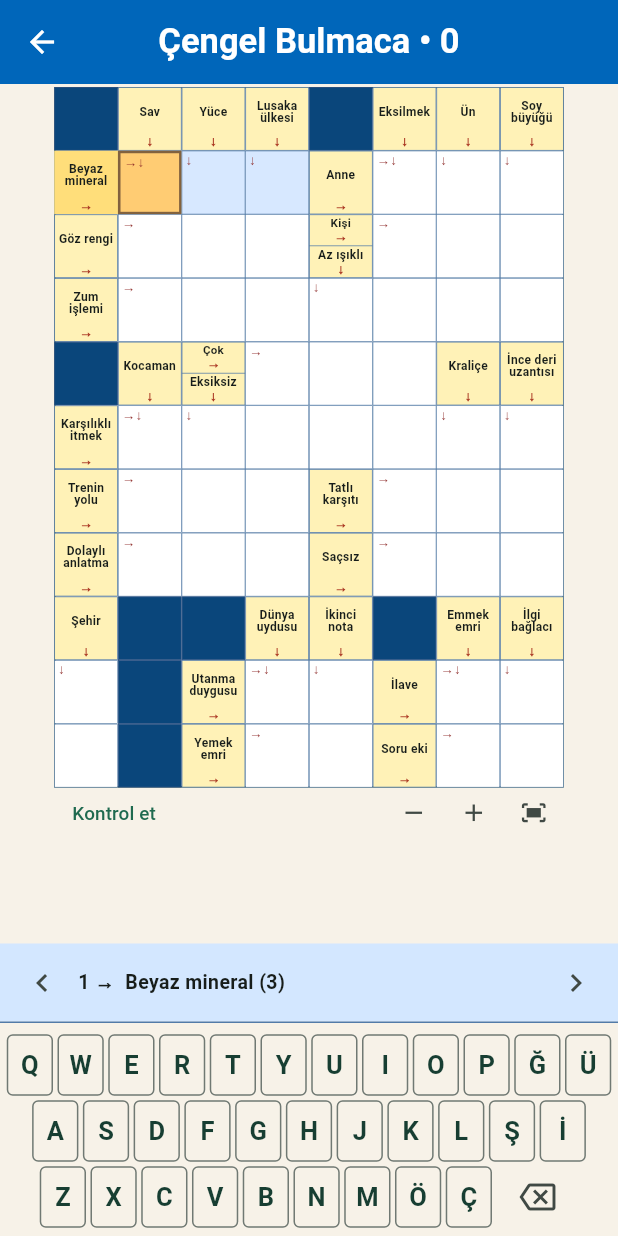
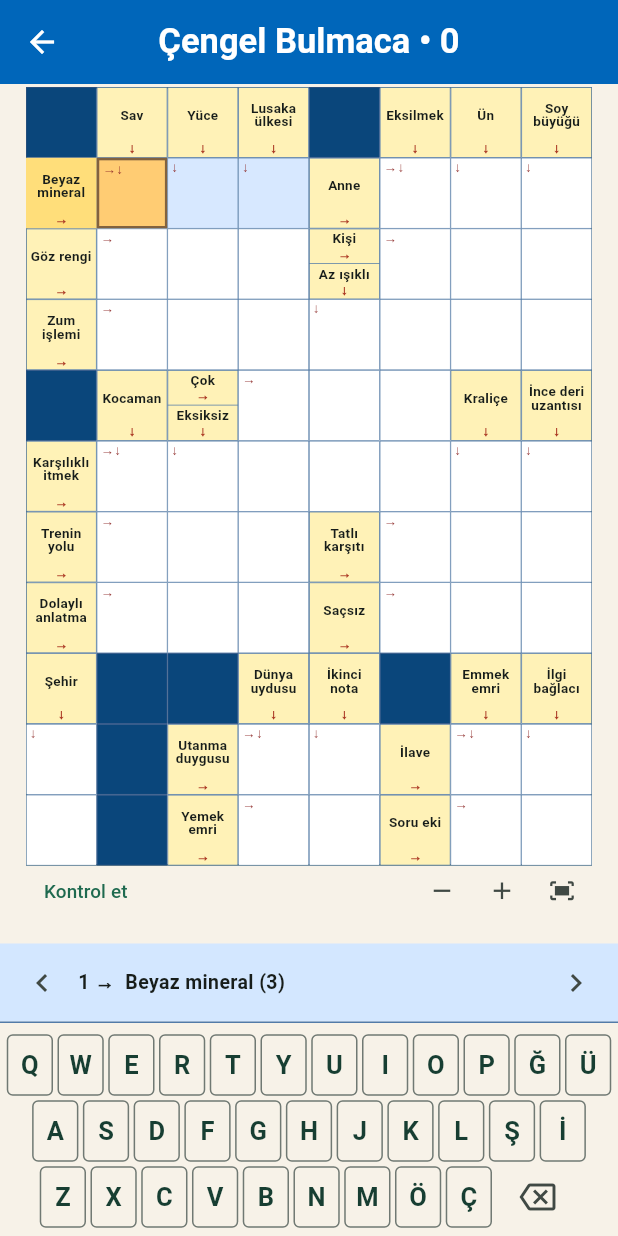
Before and after one commit to ediptan01-commits/bulmaca-gazetesi, a Flutter app: the ExtraLevelScreen screen opened directly with sample values from the repository, on a phone screen of 412 x 824 dp. Run offline on Flutter 3.47's test engine with Material 3 defaults, Android fonts, the phone set to English and light mode, and no system bars; our stand-ins replace shared_preferences; accounts and stored records are empty.

Commit message:
Enlarge 8x11 Cengel board to use vertical room above on-screen keyboard

```diff
--- a/lib/newspaper_ui.dart
+++ b/lib/newspaper_ui.dart
@@ -384,7 +384,7 @@ class _CrossGameState extends State<CrossGame> {
                           // ayni ekrana sigmali: alt satirlari gizleme.
                           ? math.max(
                               120.0,
-                              (available.maxHeight - 106) * size / rows,
+                              (available.maxHeight - 54) * size / rows,
                             )
                           : 600.0,
                     ),
```
